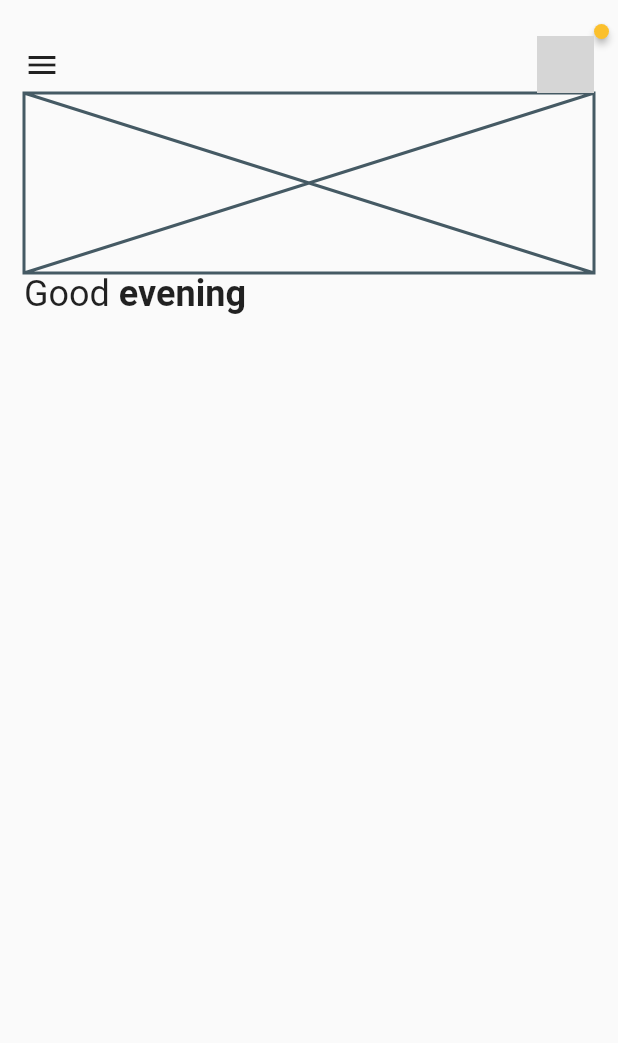
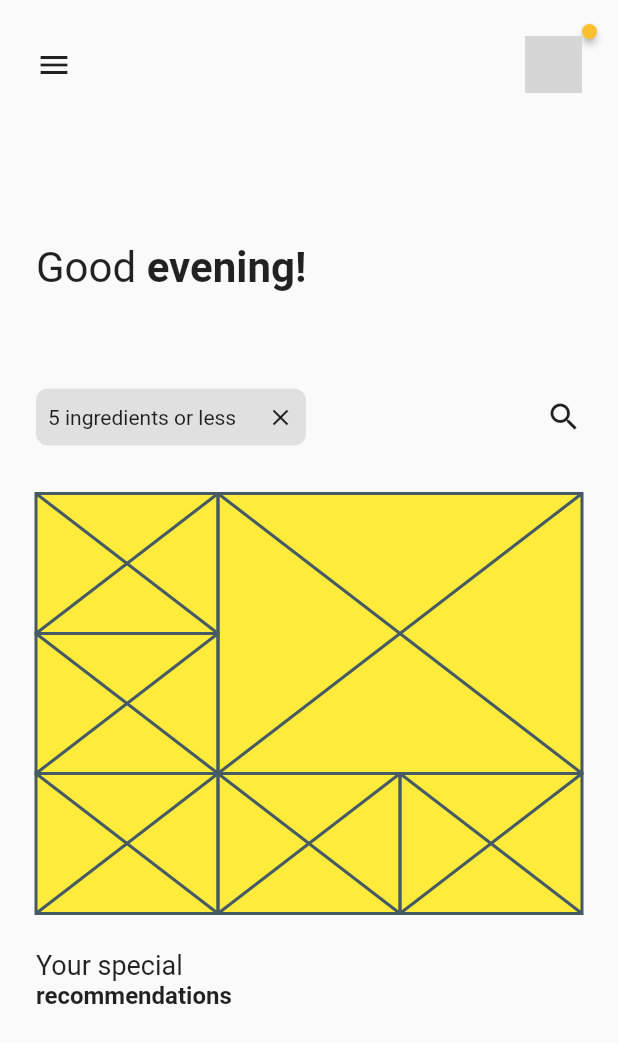
Before and after one commit to JAICHANGPARK/flutter_notebook_the_third_story, a Flutter app: the screen it shows after launch, on a phone screen of 412 x 824 dp. Shown: the top 1043 px of the screen. Run offline on Flutter 3.47's test engine with Material 2 defaults, Android fonts, the phone set to English and light mode, and no system bars; drawn by our look-alikes of badges; our stand-ins replace dotted_border, fl_chart, google_fonts, page_transition, percent_indicator; network calls fail; grey boxes are pictures that could not be loaded.

Commit message:
Update main_page.dart

```diff
--- a/lib/food_receipt_app/main_page.dart
+++ b/lib/food_receipt_app/main_page.dart
@@ -1,4 +1,5 @@
 import 'package:badges/badges.dart';
+import 'package:flutter/cupertino.dart';
 import 'package:flutter/material.dart';
 import 'package:notebook_the_third_story/note_utils.dart';
 
@@ -24,8 +25,9 @@ class _FoodMainPageState extends State<FoodMainPage> {
       body: SingleChildScrollView(
         child: SafeArea(
           child: Padding(
-            padding: const EdgeInsets.only(left: 16, right: 16, top: 24),
+            padding: const EdgeInsets.only(left: 24, right: 24, top: 24),
             child: Column(
+              crossAxisAlignment: CrossAxisAlignment.start,
               children: <Widget>[
                 Row(
                   mainAxisAlignment: MainAxisAlignment.spaceBetween,
@@ -46,24 +48,122 @@ class _FoodMainPageState extends State<FoodMainPage> {
                   ],
                 ),
                 SizedBox(
-                  height: 120,
-                  child: Placeholder(),
+                  height: 100,
                 ),
                 Row(
                   children: <Widget>[
                     Text(
                       "Good",
-                      style: TextStyle(fontSize: 24),
+                      style: TextStyle(fontSize: 28),
                     ),
                     Text(
-                      " evening",
+                      " evening!",
                       style: TextStyle(
-                        fontSize: 24,
+                        fontSize: 28,
                         fontWeight: FontWeight.bold,
                       ),
                     )
                   ],
-                )
+                ),
+                SizedBox(
+                  height: 64,
+                ),
+                Row(
+                  children: <Widget>[
+                    Container(
+                      height: 38,
+                      width: 180,
+                      decoration: BoxDecoration(
+                        color: Colors.grey[300],
+                        borderRadius: BorderRadius.circular(8),
+                      ),
+                      padding: EdgeInsets.only(left: 8, right: 8),
+                      child: Row(
+                        mainAxisAlignment: MainAxisAlignment.spaceBetween,
+                        children: <Widget>[
+                          Text(
+                            "5 ingredients or less",
+                          ),
+                          Icon(
+                            Icons.clear,
+                            size: 18,
+                          )
+                        ],
+                      ),
+                    ),
+                    Spacer(),
+                    Icon(Icons.search)
+                  ],
+                ),
+                SizedBox(
+                  height: 32,
+                ),
+                Container(
+                  height: 280,
+                  decoration: BoxDecoration(
+                    color: Colors.yellow,
+                  ),
+                  child: Column(
+                    children: <Widget>[
+                      Expanded(
+                        flex: 2,
+                        child: Row(
+                          children: <Widget>[
+                            Expanded(
+                              flex: 1,
+                              child: Column(
+                                children: <Widget>[
+                                  Expanded(
+                                    child: Placeholder(),
+                                  ),
+                                  Expanded(
+                                    child: Placeholder(),
+                                  )
+                                ],
+                              ),
+                            ),
+                            Expanded(
+                              flex: 2,
+                              child: Placeholder(),
+                            ),
+                          ],
+                        ),
+                      ),
+                      Expanded(
+                        flex: 1,
+                        child: Row(
+                          children: <Widget>[
+                            Expanded(
+                              child: Placeholder(),
+                            ),
+                            Expanded(
+                              child: Placeholder(),
+                            ),
+                            Expanded(
+                              child: Placeholder(),
+                            )
+                          ],
+                        ),
+                      ),
+                    ],
+                  ),
+                ),
+                SizedBox(
+                  height: 24,
+                ),
+                Column(
+                  crossAxisAlignment: CrossAxisAlignment.start,
+                  children: <Widget>[
+                    Text("Your special", style: TextStyle(
+                      fontSize: 18
+                    ),),
+                    Text("recommendations", style: TextStyle(
+                      fontWeight: FontWeight.bold,
+                      fontSize: 16
+                    ),)
+                  ],
+                ),
+
               ],
             ),
           ),
```
